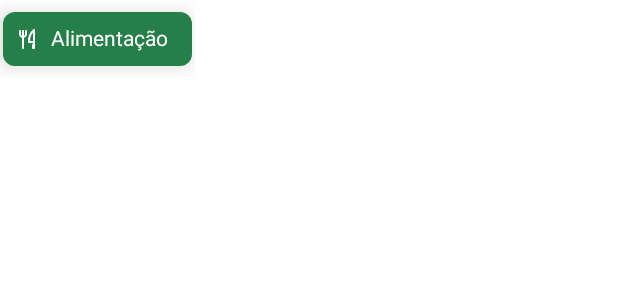
After one commit to andre-tardelli/Nearby, an Android app built with Jetpack Compose: the @Preview function NearbyCategoryFilterChipView, on a phone screen of 412 x 824 dp. The commit adds this screen. Shown: the top 300 px of the screen. Run offline under Robolectric (Android 15) with nearby library versions, the phone set to English and light mode, and no system bars.

Commit message:
Criação dos botões do NearbyFilterChip

```diff
--- /dev/null
+++ b/app/src/main/java/com/andretardelli/nearby/data/model/NearbyCategory.kt
@@ -0,0 +1,12 @@
+package com.andretardelli.nearby.data.model
+
+import androidx.annotation.DrawableRes
+
+data class NearbyCategory(
+    val id: String,
+    val name: String,
+) {
+    @get:DrawableRes
+    val icon: Int?
+        get() = NearbyCategoryFilterChipView.fromDescription(description = name)?.icon
+}
--- /dev/null
+++ b/app/src/main/java/com/andretardelli/nearby/data/model/NearbyCategoryFilterChipView.kt
@@ -0,0 +1,24 @@
+package com.andretardelli.nearby.data.model
+
+import com.andretardelli.nearby.R
+import androidx.annotation.DrawableRes
+
+enum class NearbyCategoryFilterChipView (
+    val description: String,
+    @DrawableRes val icon: Int,
+){
+    ALIMENTAÇÃO(description = "Alimentação", icon = R.drawable.ic_tools_kitchen_2),
+    COMPRAS(description = "Compras", icon = R.drawable.ic_shopping_bag),
+    HOSPEDAGEM(description = "Hospedagem", icon = R.drawable.ic_bed),
+    SUPERMERCADO(description = "Supermercado", icon = R.drawable.ic_shopping_cart),
+    ENTRETERNIMENTO(description = "Cinema", icon = R.drawable.ic_movie),
+    FARMACIA(description = "Farmácia", icon = R.drawable.ic_first_aid_kit),
+    COMBUSTIVEL(description = "Combustível", icon = R.drawable.ic_gas_station),
+    PADARIA(description = "Padaria", icon = R.drawable.ic_bakery);
+
+    companion object {
+        fun fromDescription(description: String): NearbyCategoryFilterChipView? {
+            return entries.find { it.description == description }
+        }
+    }
+}
--- /dev/null
+++ b/app/src/main/java/com/andretardelli/nearby/ui/component/category/NearbyFilterChip.kt
@@ -0,0 +1,154 @@
+package com.andretardelli.nearby.ui.component.category
+
+
+
+import androidx.compose.foundation.layout.heightIn
+import androidx.compose.foundation.layout.padding
+import androidx.compose.foundation.layout.size
+import androidx.compose.material3.FilterChip
+import androidx.compose.material3.FilterChipDefaults
+import androidx.compose.material3.Icon
+import androidx.compose.material3.Text
+import androidx.compose.runtime.Composable
+import androidx.compose.ui.Modifier
+import androidx.compose.ui.graphics.Color
+import androidx.compose.ui.res.painterResource
+import androidx.compose.ui.tooling.preview.Preview
+import androidx.compose.ui.unit.dp
+import com.andretardelli.nearby.data.model.NearbyCategory
+import com.andretardelli.nearby.data.model.NearbyCategoryFilterChipView
+import com.andretardelli.nearby.ui.theme.Gray300
+import com.andretardelli.nearby.ui.theme.Gray400
+import com.andretardelli.nearby.ui.theme.GreenBase
+import com.andretardelli.nearby.ui.theme.Typography
+
+@Composable
+fun NearbyCategoryFilterChip(
+    modifier: Modifier = Modifier,
+    category: NearbyCategory,
+    isSelected: Boolean, // Parâmetro para saber se o item está selecionado ou não
+    onCLick: (isSelected: Boolean) -> Unit, // Ao ser clicado, será feito a alteração do ítem seleciodado. Limita o usuário a ter apenas uma opção selecionada.
+) {
+    FilterChip(
+        modifier = modifier
+            .padding(2.dp)
+            .heightIn(min = 36.dp),
+        elevation = FilterChipDefaults.filterChipElevation(
+            elevation = 8.dp
+        ),
+        leadingIcon = {
+            category.icon?.let {
+                Icon(
+                    modifier = Modifier.size(16.dp),
+                    painter = painterResource(id = it),
+                    tint = if (isSelected) Color.White else Gray400,
+                    contentDescription = "Ícone de Filtro de Categoria"
+            )
+         }
+        },
+        border = FilterChipDefaults.filterChipBorder(
+            enabled = false,
+            selected = isSelected,
+            disabledBorderColor = Gray300,
+            borderWidth = 1.dp,
+            selectedBorderWidth = 0.dp,
+            selectedBorderColor = Color.Transparent
+        ),
+        colors = FilterChipDefaults.filterChipColors(
+            containerColor = Color.White,
+            selectedContainerColor = GreenBase,
+        ),
+        selected = isSelected,
+        onClick = { onCLick(isSelected) },
+        label = {
+            Text(
+                text = category.name,
+                style = Typography.bodyMedium,
+                color = if (isSelected) Color.White else Gray400
+            )
+        }
+
+    )
+}
+
+@Preview
+@Composable
+private fun NearbyCategoryFilterChipView() {
+    NearbyCategoryFilterChip(
+        category = NearbyCategory(
+            id = "1",
+            name = "Alimentação"
+        ),
+        isSelected = true,
+        onCLick = {}
+    )
+}
+
+@Preview
+@Composable
+private fun NearbyCategoryFilterNotSelectedPreview() {
+    NearbyCategoryFilterChip(
+        category = NearbyCategory(
+            id = "1",
+            name = "Alimentação"
+        ),
+        isSelected = false,
+        onCLick = {}
+    )
+}
+
+@Preview
+@Composable
+private fun NearbyCategoryFilterCinemaChipView() {
+    NearbyCategoryFilterChip(
+        category = NearbyCategory(
+            id = "1",
+            name = "Cinema"
+        ),
+        isSelected = true,
+        onCLick = {}
+    )
+}
+
+
+
+
+
+
+
+
+
+
+
+
+
+
+
+
+
+
+/*@Preview
+@Composable
+private fun NearbyCategoryFilterChipPreview() {
+    NearbyCategoryFilterChip(
+        category = NearbyCategory(
+            id = "1",
+            name = "Alimentação"
+        ),
+        isSelected = true,
+        onCLick = {}
+    )
+}
+
+@Preview
+@Composable
+private fun NearbyCategoryFilterChipNotSelectedPreview() {
+    NearbyCategoryFilterChip(
+        category = NearbyCategory(
+            id = "1",
+            name = "Alimentação"
+        ),
+        isSelected = false,
+        onCLick = {}
+    )
+}*/
```
Also changed, not shown: app/src/main/java/com/andretardelli/nearby/ui/component/button/NearbyButton.kt (renamed from app/src/main/java/com/andretardelli/nearby/ui/component/NearbyButton.kt, +5 -3 lines).
